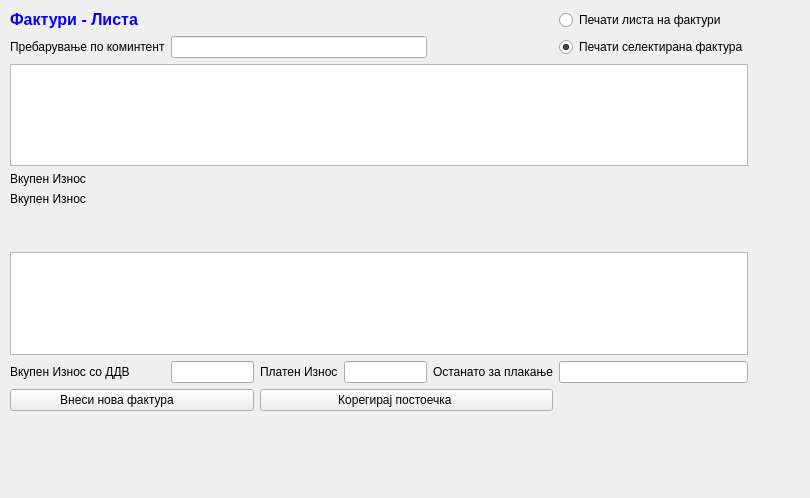
Before: the Qt Designer form sterna/Fakturi/fakturilista.ui in srgank/sterna_x, drawn with Qt 5.
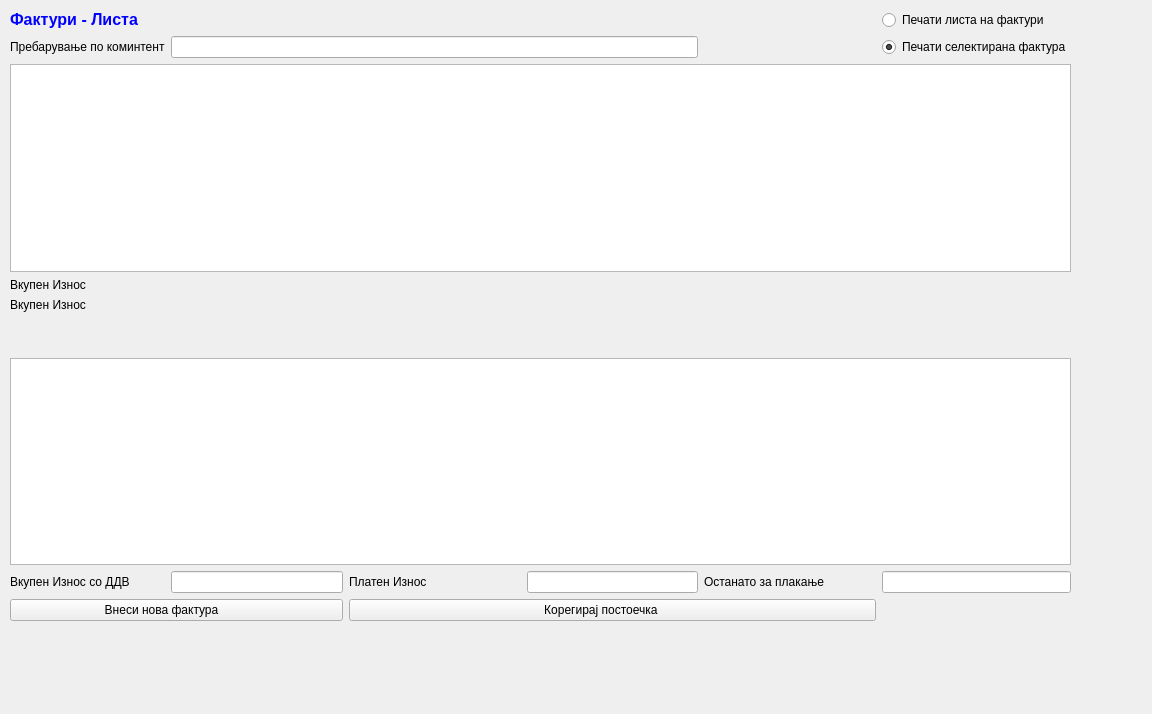
After: the same form once the commit is applied. Icons and pictures are not drawn.

The edit to the form file:
```diff
--- a/sterna/Fakturi/fakturilista.ui
+++ b/sterna/Fakturi/fakturilista.ui
@@ -6,8 +6,8 @@
    <rect>
     <x>0</x>
     <y>0</y>
-    <width>810</width>
-    <height>498</height>
+    <width>1152</width>
+    <height>714</height>
    </rect>
   </property>
   <property name="windowTitle">
@@ -18,8 +18,8 @@
     <rect>
      <x>10</x>
      <y>10</y>
-     <width>738</width>
-     <height>401</height>
+     <width>1061</width>
+     <height>611</height>
     </rect>
    </property>
    <layout class="QGridLayout" name="gridLayout">
```
Left out of the diff: 24 changed lines with no effect on the pictures.
